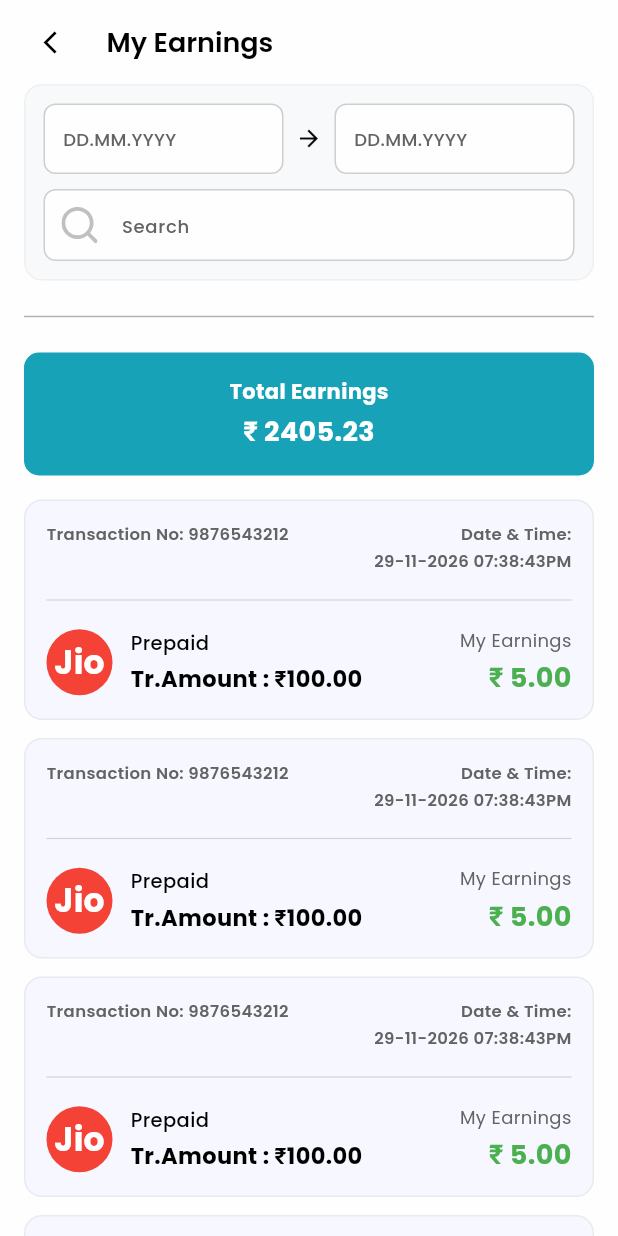
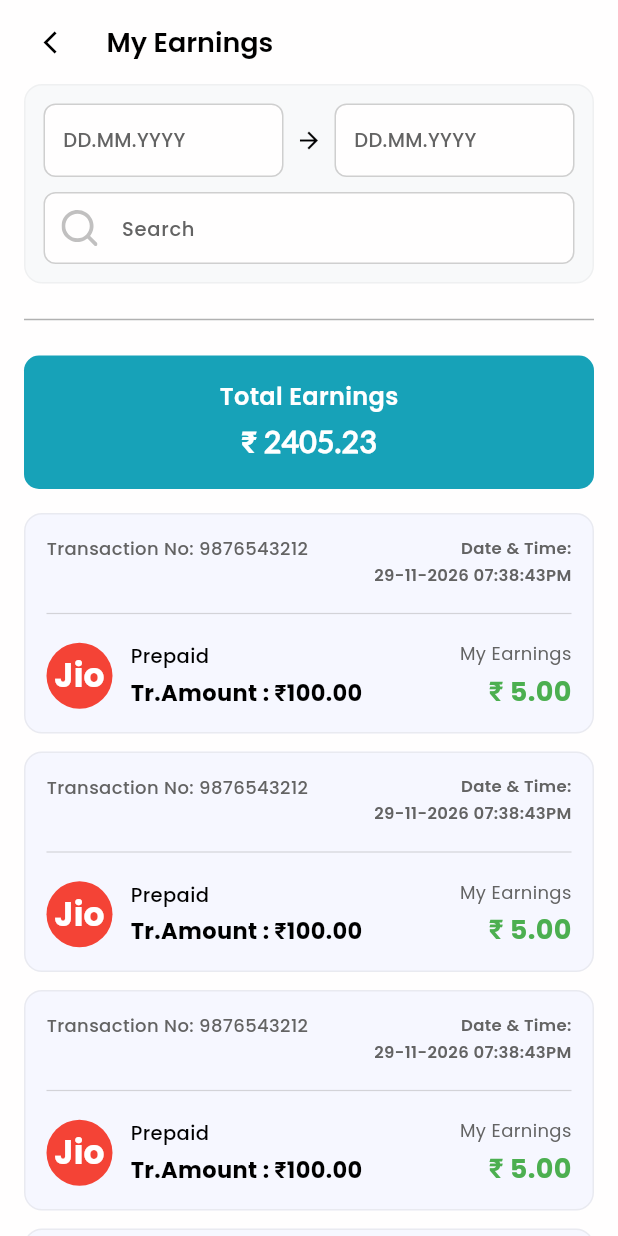
Before and after one commit to aiswaryafuiox-jpg/maxpay_distributor, a Flutter app: the MyEarningsScreen screen opened by its route, on a phone screen of 412 x 824 dp. Run offline on Flutter 3.47's test engine with Material 3 defaults, Android fonts, the phone set to English and light mode, and no system bars; our stand-ins replace animate_do, cached_network_image, country_code_picker, dartz, file_picker, fl_chart and 10 more; accounts and stored records are empty; project files that could hold a hidden picture were left out.

Commit message:
updated my earning screen texthelpers ,transfer detail and low wallet

```diff
--- a/lib/core/utils/texthelper.dart
+++ b/lib/core/utils/texthelper.dart
@@ -7,7 +7,7 @@
     return const TextStyle(
       fontFamily: 'Poppins',
 
-      fontSize: 12,
+      fontSize: 13,
       fontWeight: FontWeight.w500,
       color: AppColors.clrTextgrey,
     );
@@ -82,6 +82,15 @@
       color: AppColors.clrTextblack,
     );
   }
+  static TextStyle get max16 {
+    return const TextStyle(
+      fontFamily: 'Poppins',
+
+      fontSize: 16,
+      fontWeight: FontWeight.w600,
+      color: AppColors.white,
+    );
+  }
 
   static TextStyle max9(BuildContext context) {
     return TextStyle(      fontFamily: 'Poppins',
@@ -102,7 +111,7 @@
    static TextStyle max11(BuildContext context) {
     return  TextStyle(      fontFamily: 'Poppins',
 
-      fontSize: 12,
+      fontSize: 13,
       fontWeight: FontWeight.w500,
       color: Theme.of(context).colorScheme.onTertiaryFixedVariant,
     );
@@ -130,6 +139,15 @@
       color: Theme.of(context).colorScheme.onSurface,
     );
   }
+  static TextStyle lat014(BuildContext context) {
+    return TextStyle(      fontFamily: 'Lato',/////////
+
+      fontSize: 20,
+      fontWeight: FontWeight.w700,
+      color: Theme.of(context).colorScheme.onSurface,
+    );
+  }
+
   static TextStyle max14(BuildContext context) {
     return TextStyle(      fontFamily: 'Poppins',
 
@@ -155,5 +173,14 @@
       color: AppColors.clrTextblack,
     );
   }
+  static TextStyle get lato12 {
+    return const TextStyle(
+      fontFamily: 'Lato',
+      fontSize: 20,
+      fontWeight: FontWeight.w600,
+      color: AppColors.white,
+    );
+  }
+
 
 }
--- a/lib/view/my_earning/my_earning_screen.dart
+++ b/lib/view/my_earning/my_earning_screen.dart
@@ -3,6 +3,8 @@
 import 'package:maxpay/global_widget/common_filter_box.dart';
 import 'package:maxpay/global_widget/custom_app.dart';
 import 'package:maxpay/view/my_earning/widget/my_earning_widget.dart';
+
+import '../../core/utils/texthelper.dart';
 
 class MyEarningsScreen extends StatelessWidget {
   const MyEarningsScreen({super.key});
@@ -36,25 +38,17 @@
                 color: AppColors.clrPrimary,
                 borderRadius: BorderRadius.circular(10),
               ),
-              child: const Column(
+              child: Column(
                 children: [
                   Text(
                     "Total Earnings",
-                    style: TextStyle(
-                      color: Colors.white,
-                      fontFamily: 'poppins',
-                      fontSize: 14,
-                      fontWeight: FontWeight.bold,
-                    ),
+                    style: TextHelper.max16,
+
                   ),
                   SizedBox(height: 4),
                   Text(
                     "₹ 2405.23",
-                    style: TextStyle(
-                      color: Colors.white,
-                      fontSize: 18,
-                      fontWeight: FontWeight.bold,
-                    ),
+                    style: TextHelper.lato12,
                   ),
                 ],
               ),
--- a/lib/view/my_earning/widget/my_earning_widget.dart
+++ b/lib/view/my_earning/widget/my_earning_widget.dart
@@ -139,6 +139,8 @@
 import 'package:flutter/material.dart';
 import 'package:maxpay/core/constants/colors.dart';
 
+import '../../../core/utils/texthelper.dart';
+
 class EarningsCard extends StatelessWidget {
   const EarningsCard({super.key});
 
@@ -176,16 +178,13 @@
                   "Transaction No: 9876543212",
                   maxLines: 1,
                   overflow: TextOverflow.ellipsis,
-                  style: TextStyle(
-                    fontSize: 11,
-                    fontWeight: FontWeight.w600,
+                  style: TextHelper.max1.copyWith(
+                    fontSize: 12,
                     color: secondaryTextColor,
                   ),
                 ),
               ),
-
               const SizedBox(width: 12),
-
               Column(
                 crossAxisAlignment: CrossAxisAlignment.end,
                 children: [
@@ -211,16 +210,12 @@
               ),
             ],
           ),
-
           const SizedBox(height: 10),
-
           Divider(
             color: Colors.grey.withValues(alpha: 0.4),
             thickness: 0.8,
           ),
-
           const SizedBox(height: 10),
-
           /// Bottom Section
           Row(
             crossAxisAlignment: CrossAxisAlignment.center,
--- a/lib/view/transaction_screens/widget/transaction_card.dart
+++ b/lib/view/transaction_screens/widget/transaction_card.dart
@@ -55,7 +55,10 @@
                       fontSize: 11
                     )
 
+
+
                   ),
+                  SizedBox(height: 5),
                   Text(
                     "29-11-2026 07:38:43 PM",
                     style: TextHelper.max1.copyWith(
--- a/lib/view/transfer&details/lowwallet/widget/low_wallet_card.dart
+++ b/lib/view/transfer&details/lowwallet/widget/low_wallet_card.dart
@@ -84,7 +84,7 @@
                 "Wallet Amount:",
                 style: TextHelper.max5.copyWith(
                   color: AppColors.clrSecondary,
-                  fontSize: 13,
+                  fontSize: 14,
                 ),
               ),
 
@@ -93,8 +93,9 @@
               Text(
                 amount,
                 style: TextHelper.max10(context).copyWith(
+
                   color: AppColors.clrSecondary,
-                  fontWeight: FontWeight.bold,
+                  fontWeight: FontWeight.w900
                 ),
               ),
             ],
--- a/lib/view/transfer&details/transferDetail/transfer_detail_screen.dart
+++ b/lib/view/transfer&details/transferDetail/transfer_detail_screen.dart
@@ -104,7 +104,7 @@
                 title: isReverse
                     ? "Wallet Reverse"
                     : "Wallet Transfer",
-                amount: "₹ 2405.23",
+                amount: "₹ 245005.23",
                 isReverse: isReverse,
               ),
 
--- a/lib/view/transfer&details/transferDetail/widgets/transfer_detail_card.dart
+++ b/lib/view/transfer&details/transferDetail/widgets/transfer_detail_card.dart
@@ -55,6 +55,7 @@
               Text(
                 "Transaction ID: TXN6453564",
                 style: TextHelper.max1.copyWith(
+
                   fontWeight: FontWeight.w500,
                   color: isDark
                       ? const Color(0xFFFFFFFF).withValues(alpha: 0.7)
@@ -68,6 +69,7 @@
                   Text(
                     "Date & Time:",
                     style: TextHelper.max1.copyWith(
+                      fontSize: 12,
                       color: isDark
                           ? const Color(0xFFFFFFFF).withValues(alpha: 0.7)
                           : AppColors.darktextclr,
@@ -79,6 +81,7 @@
                   Text(
                     "2026-11-29 14:38:43",
                     style: TextHelper.max1.copyWith(
+                      fontSize: 12,
                       color: isDark
                           ? const Color(0xFFFFFFFF).withValues(alpha: 0.7)
                           : AppColors.darktextclr,
@@ -196,6 +199,7 @@
             value,
             style: TextHelper.max4.copyWith(
               color: valueColor ?? theme.colorScheme.onSurface,
+              fontSize: 16,
               fontWeight:
               isAmount ? FontWeight.w700 : FontWeight.w600,
             ),
@@ -256,7 +260,7 @@
             value,
             style: TextStyle(
               fontFamily: "Lato",
-              fontSize: isAmount ? 15.sp : 14.sp,
+              fontSize: isAmount ? 16.sp : 16.sp,
               fontWeight: FontWeight.w700,
               color: valueColor ?? theme.colorScheme.onSurface,
             ),
```
Also changed, not shown: lib/view/transfer&details/transferDetail/widgets/transfer_detail_header_card.dart (+4 -4 lines), lib/view/wallet-credit/wallet_credit_screen.dart (+8 -29 lines).
